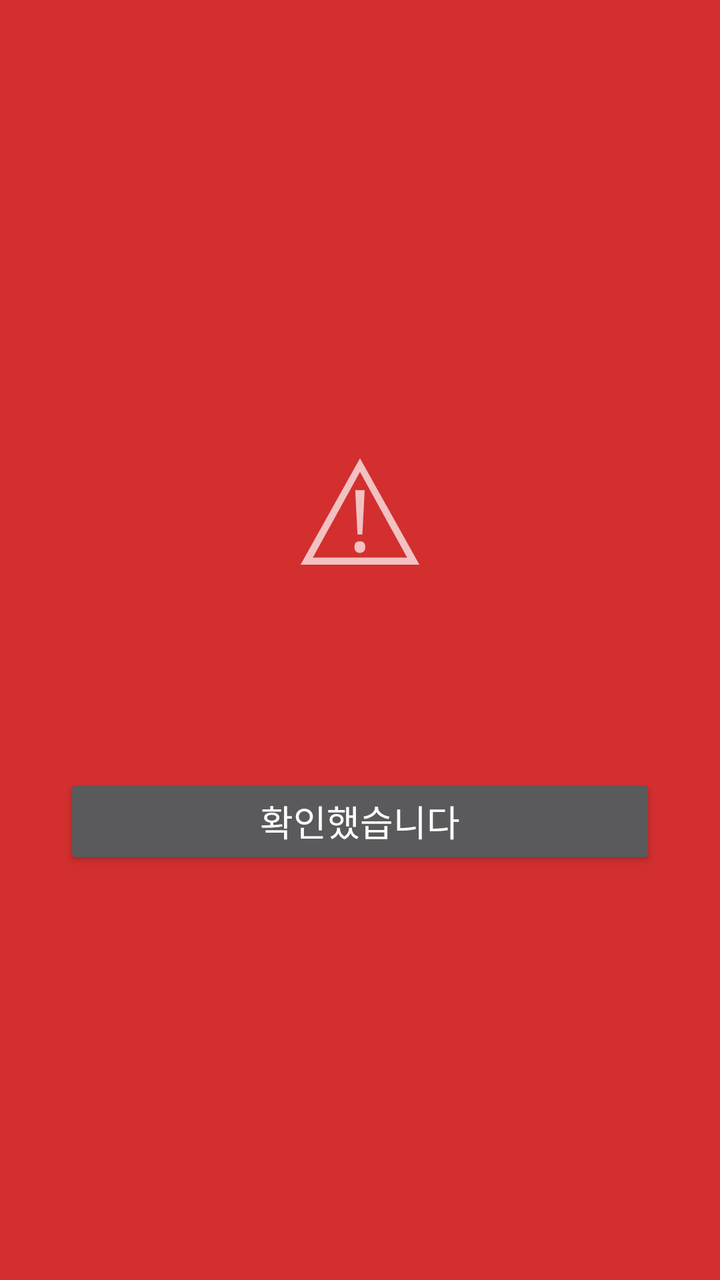
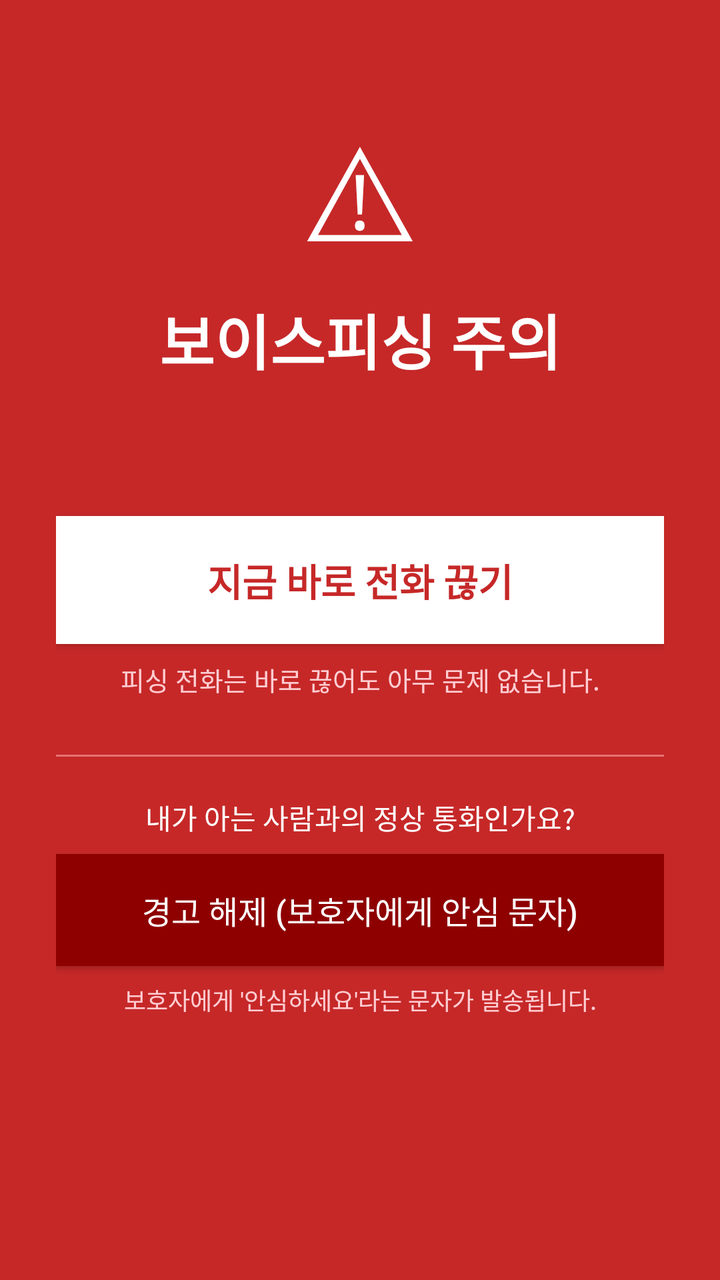

Screens rendered from an Android XML layout before and after an edit, with the pre-edit source and the edit as a unified diff.
<!-- AndroidManifest.xml: activity theme Theme.CallGuard.Warning -->
<!-- res/layout/activity_warning.xml -->
<?xml version="1.0" encoding="utf-8"?>
<LinearLayout xmlns:android="http://schemas.android.com/apk/res/android"
    android:layout_width="match_parent"
    android:layout_height="match_parent"
    android:orientation="vertical"
    android:gravity="center"
    android:background="#D32F2F"
    android:padding="32dp">

    <TextView
        android:layout_width="wrap_content"
        android:layout_height="wrap_content"
        android:text="⚠"
        android:textSize="72sp"
        android:layout_gravity="center"
        android:paddingBottom="16dp" />

    <TextView
        android:id="@+id/tv_warning_message"
        android:layout_width="match_parent"
        android:layout_height="wrap_content"
        android:textColor="#FFFFFF"
        android:textSize="20sp"
        android:lineSpacingExtra="6dp"
        android:gravity="center" />

    <Button
        android:id="@+id/btn_close"
        android:layout_width="match_parent"
        android:layout_height="wrap_content"
        android:layout_marginTop="40dp"
        android:text="확인했습니다"
        android:textSize="18sp" />

</LinearLayout>
<!-- resources referenced by this layout -->
<resources>
  <style name="Theme.CallGuard.Warning" parent="Theme.AppCompat.NoActionBar">
          <item name="android:windowBackground">#D32F2F</item>
      </style>
</resources>

<!-- the commit's change to res/layout/activity_warning.xml (unified diff, before → after) -->
@@ -1,35 +1,97 @@
 <?xml version="1.0" encoding="utf-8"?>
-<LinearLayout xmlns:android="http://schemas.android.com/apk/res/android"
+<ScrollView xmlns:android="http://schemas.android.com/apk/res/android"
     android:layout_width="match_parent"
     android:layout_height="match_parent"
-    android:orientation="vertical"
-    android:gravity="center"
-    android:background="#D32F2F"
-    android:padding="32dp">
+    android:background="#C62828">
 
-    <TextView
-        android:layout_width="wrap_content"
-        android:layout_height="wrap_content"
-        android:text="⚠"
-        android:textSize="72sp"
-        android:layout_gravity="center"
-        android:paddingBottom="16dp" />
-
-    <TextView
-        android:id="@+id/tv_warning_message"
+    <LinearLayout
         android:layout_width="match_parent"
         android:layout_height="wrap_content"
-        android:textColor="#FFFFFF"
-        android:textSize="20sp"
-        android:lineSpacingExtra="6dp"
-        android:gravity="center" />
+        android:orientation="vertical"
+        android:gravity="center_horizontal"
+        android:padding="28dp">
 
-    <Button
-        android:id="@+id/btn_close"
-        android:layout_width="match_parent"
-        android:layout_height="wrap_content"
-        android:layout_marginTop="40dp"
-        android:text="확인했습니다"
-        android:textSize="18sp" />
+        <TextView
+            android:layout_width="wrap_content"
+            android:layout_height="wrap_content"
+            android:text="⚠"
+            android:textSize="64sp"
+            android:textColor="#FFFFFF"
+            android:paddingTop="24dp" />
 
-</LinearLayout>
+        <TextView
+            android:layout_width="match_parent"
+            android:layout_height="wrap_content"
+            android:text="보이스피싱 주의"
+            android:textSize="30sp"
+            android:textStyle="bold"
+            android:textColor="#FFFFFF"
+            android:gravity="center"
+            android:paddingTop="8dp"
+            android:paddingBottom="20dp" />
+
+        <TextView
+            android:id="@+id/tv_warning_message"
+            android:layout_width="match_parent"
+            android:layout_height="wrap_content"
+            android:textSize="17sp"
+            android:textColor="#FFFFFF"
+            android:lineSpacingExtra="6dp"
+            android:paddingBottom="24dp" />
+
+        <Button
+            android:id="@+id/btn_hangup"
+            android:layout_width="match_parent"
+            android:layout_height="64dp"
+            android:text="지금 바로 전화 끊기"
+            android:textSize="19sp"
+            android:textStyle="bold"
+            android:textColor="#C62828"
+            android:background="#FFFFFF" />
+
+        <TextView
+            android:layout_width="match_parent"
+            android:layout_height="wrap_content"
+            android:text="피싱 전화는 바로 끊어도 아무 문제 없습니다."
+            android:textSize="13sp"
+            android:textColor="#FFCDD2"
+            android:gravity="center"
+            android:paddingTop="8dp"
+            android:paddingBottom="28dp" />
+
+        <View
+            android:layout_width="match_parent"
+            android:layout_height="1dp"
+            android:background="#E57373" />
+
+        <TextView
+            android:layout_width="match_parent"
+            android:layout_height="wrap_content"
+            android:text="내가 아는 사람과의 정상 통화인가요?"
+            android:textSize="14sp"
+            android:textColor="#FFFFFF"
+            android:gravity="center"
+            android:paddingTop="20dp"
+            android:paddingBottom="8dp" />
+
+        <Button
+            android:id="@+id/btn_close"
+            android:layout_width="match_parent"
+            android:layout_height="56dp"
+            android:text="경고 해제 (보호자에게 안심 문자)"
+            android:textSize="16sp"
+            android:textColor="#FFFFFF"
+            android:background="#8E0000" />
+
+        <TextView
+            android:layout_width="match_parent"
+            android:layout_height="wrap_content"
+            android:text="보호자에게 '안심하세요'라는 문자가 발송됩니다."
+            android:textSize="12sp"
+            android:textColor="#FFCDD2"
+            android:gravity="center"
+            android:paddingTop="8dp"
+            android:paddingBottom="24dp" />
+
+    </LinearLayout>
+</ScrollView>
